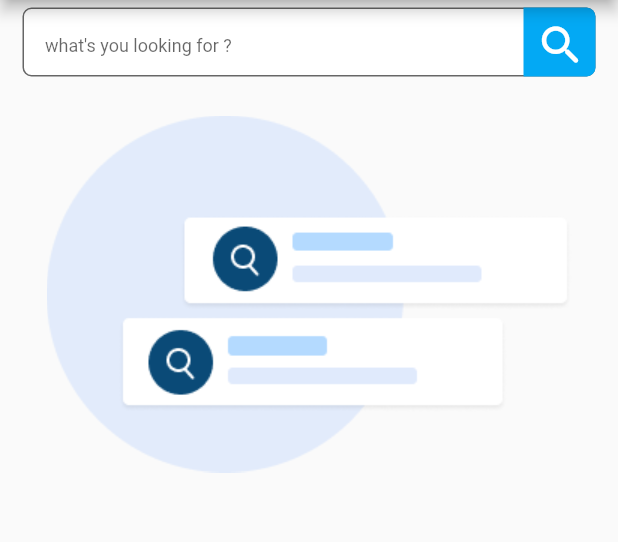
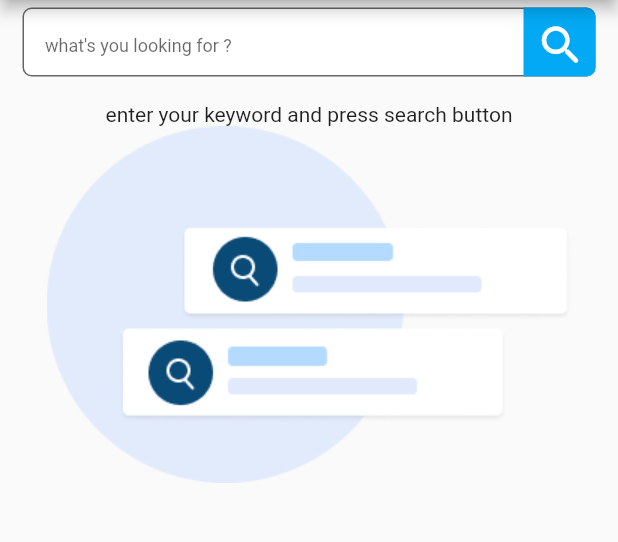
Before and after one commit to abhijithVM/Excelledia, a Flutter app: the screen it shows after launch, on a phone screen of 412 x 824 dp, the part 84-626 px from its top. Run offline on Flutter 3.47's test engine with Material 2 defaults, Android fonts, the phone set to English and light mode, and no system bars; our stand-ins replace bloc, dio, equatable, flutter_bloc.

Commit message:
custom placeholder

```diff
--- a/lib/home/screens/home_screen copy.dart
+++ /dev/null
@@ -1,82 +0,0 @@
-// ignore_for_file: file_names
-
-import 'package:excelledia/core/assets.dart';
-import 'package:excelledia/home/bloc/getimagelist_bloc.dart';
-import 'package:excelledia/home/customWidgets/custom_delegate.dart';
-import 'package:excelledia/home/customWidgets/image_card.dart';
-import 'package:excelledia/home/customWidgets/search_bar.dart';
-import 'package:flutter/cupertino.dart';
-import 'package:flutter/material.dart';
-import 'package:flutter_bloc/flutter_bloc.dart';
-
-class HomeScreenCopy extends StatefulWidget {
-  const HomeScreenCopy({Key? key, required this.title}) : super(key: key);
-
-  final String title;
-
-  @override
-  State<HomeScreenCopy> createState() => _HomeScreenCopyState();
-}
-
-class _HomeScreenCopyState extends State<HomeScreenCopy> {
-  @override
-  Widget build(BuildContext context) {
-    return Scaffold(
-        appBar: AppBar(
-          title: Text(widget.title),
-        ),
-        body: CustomScrollView(
-          slivers: [
-            const SliverPersistentHeader(
-              pinned: true,
-              delegate: CustomAutoHideAppBarDelegate(
-                child: CustomSearchBar(),
-              ),
-            ),
-            SliverToBoxAdapter(
-              child: BlocBuilder<GetimagelistBloc, GetimagelistState>(
-                builder: (context, state) {
-                  debugPrint(state.toString());
-                  if (state is GetimagelistSuccess) {
-                    return Column(
-                        children: List.generate(
-                            state.imageList.length,
-                            (i) => CustomImageCard(
-                                  imgUrl: state.imageList[i].largeImageURL,
-                                )));
-                  }
-                  if (state is GetimagelistLoading) {
-                    return const Padding(
-                      padding: EdgeInsets.all(16.0),
-                      child: CupertinoActivityIndicator(radius: 50),
-                    );
-                  }
-                  if (state is GetimagelistFailed) {
-                    return _buildPlaceHold();
-                  }
-                  return _buildPlaceHold();
-                },
-              ),
-            )
-          ],
-        ));
-  }
-
-  Widget _buildPlaceHold() => const Image(
-        image: AssetImage(Assets.noSearchResult),
-      );
-}
-
-
-
-
-// SizedBox(
-//                       height: MediaQuery.of(context).size.height * 90,
-//                       child: ListView.builder(
-//                           physics: const NeverScrollableScrollPhysics(),
-//                           shrinkWrap: true,
-//                           itemCount: state.imageList.length,
-//                           itemBuilder: (context, i) => CustomImageCard(
-//                                 imgUrl: state.imageList[i].largeImageURL,
-//                               )),
-//                     );
--- a/lib/home/screens/home_screen.dart
+++ b/lib/home/screens/home_screen.dart
@@ -1,46 +1,52 @@
+// ignore_for_file: file_names
+
+import 'package:excelledia/core/assets.dart';
 import 'package:excelledia/home/bloc/getimagelist_bloc.dart';
+import 'package:excelledia/home/customWidgets/custom_delegate.dart';
 import 'package:excelledia/home/customWidgets/image_card.dart';
 import 'package:excelledia/home/customWidgets/search_bar.dart';
 import 'package:flutter/cupertino.dart';
 import 'package:flutter/material.dart';
 import 'package:flutter_bloc/flutter_bloc.dart';
 
-class HomeScreen extends StatefulWidget {
-  const HomeScreen({Key? key, required this.title}) : super(key: key);
+class HomeScreenCopy extends StatefulWidget {
+  const HomeScreenCopy({Key? key, required this.title}) : super(key: key);
 
   final String title;
 
   @override
-  State<HomeScreen> createState() => _HomeScreenState();
+  State<HomeScreenCopy> createState() => _HomeScreenCopyState();
 }
 
-class _HomeScreenState extends State<HomeScreen> {
+class _HomeScreenCopyState extends State<HomeScreenCopy> {
   @override
   Widget build(BuildContext context) {
     return Scaffold(
         appBar: AppBar(
           title: Text(widget.title),
         ),
-      body: Padding(
-        padding: const EdgeInsets.all(8.0),
-        child: SingleChildScrollView(
-          child: Column(
-            mainAxisAlignment: MainAxisAlignment.spaceEvenly,
-            crossAxisAlignment: CrossAxisAlignment.center,
-            children: [
-              const CustomSearchBar(),
-              BlocBuilder<GetimagelistBloc, GetimagelistState>(
+        body: CustomScrollView(
+          slivers: [
+            const SliverPersistentHeader(
+              pinned: true,
+              delegate: CustomAutoHideAppBarDelegate(
+                child: CustomSearchBar(),
+              ),
+            ),
+            SliverToBoxAdapter(
+              child: BlocBuilder<GetimagelistBloc, GetimagelistState>(
                 builder: (context, state) {
+                  debugPrint(state.toString());
                   if (state is GetimagelistSuccess) {
-                    return SizedBox(
-                      height: MediaQuery.of(context).size.height * 90,
-                      child: ListView.builder(
+                    return ListView.separated(
                       physics: const NeverScrollableScrollPhysics(),
                       shrinkWrap: true,
                       itemCount: state.imageList.length,
                       itemBuilder: (context, i) => CustomImageCard(
-                                imgUrl: state.imageList[i].largeImageURL,
-                              )),
+                          imgUrl: state.imageList[i].largeImageURL),
+                      separatorBuilder: (context, index) {
+                        return const Divider();
+                      },
                     );
                   }
                   if (state is GetimagelistLoading) {
@@ -49,13 +55,34 @@ class _HomeScreenState extends State<HomeScreen> {
                       child: CupertinoActivityIndicator(radius: 50),
                     );
                   }
-                  return Container();
+                  if (state is GetimagelistFailed) {
+                    return _buildPlaceHold("sorry no results found");
+                  }
+                  return _buildPlaceHold(
+                      "enter your keyword and press search button");
                 },
+              ),
             )
           ],
+        ));
+  }
+
+  Widget _buildPlaceHold(String label) => Padding(
+        padding: const EdgeInsets.only(top: 12),
+        child: Column(
+          children: [
+            Text(label),
+            const Image(
+              image: AssetImage(Assets.noSearchResult),
             ),
-        ),
+          ],
         ),
       );
 }
-}
+
+// Column(
+//                         children: List.generate(
+//                             state.imageList.length,
+//                             (i) => CustomImageCard(
+//                                   imgUrl: state.imageList[i].largeImageURL,
+//                                 )));
--- a/lib/main.dart
+++ b/lib/main.dart
@@ -1,5 +1,5 @@
 import 'package:excelledia/home/bloc/getimagelist_bloc.dart';
-import 'package:excelledia/home/screens/home_screen%20copy.dart';
+import 'package:excelledia/home/screens/home_screen.dart';
 import 'package:flutter/material.dart';
 import 'package:flutter_bloc/flutter_bloc.dart';
 
```
Lines whose indentation alone changed are shown as unchanged.
